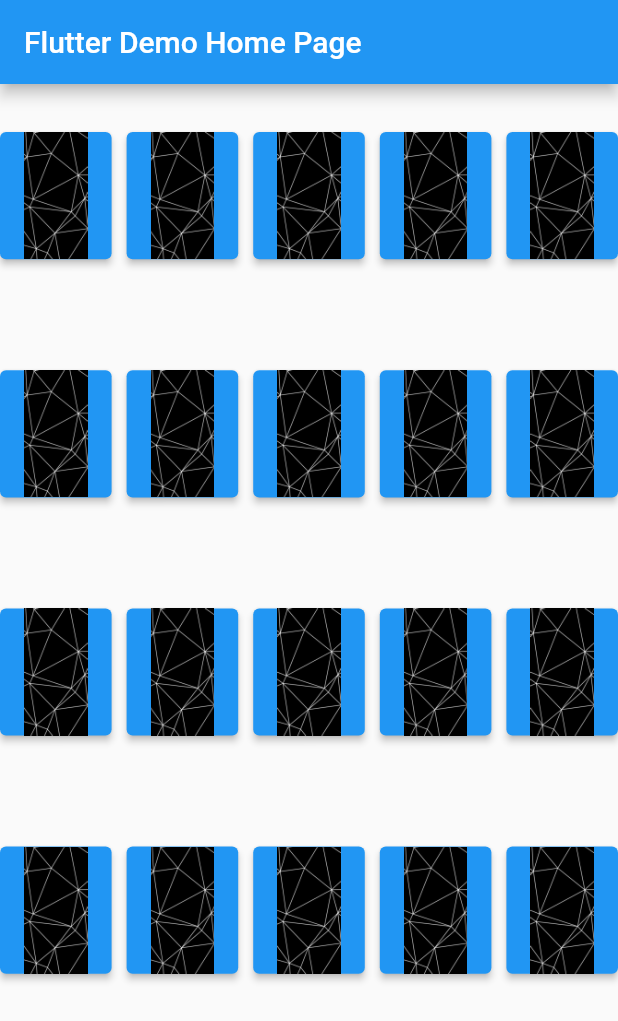
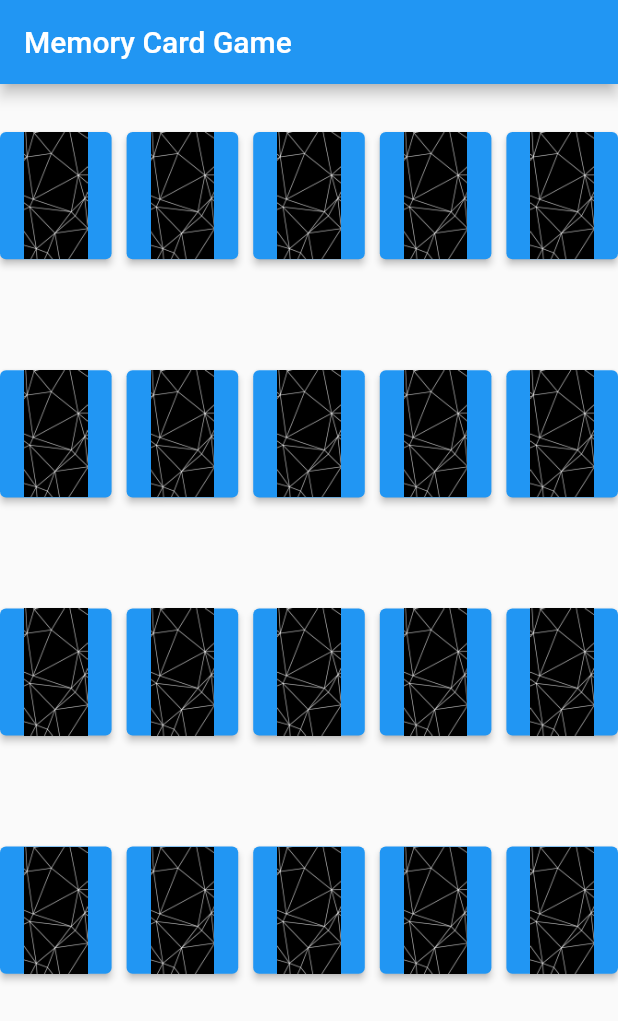
Before and after one commit to rubenabarca/ceiba, a Flutter app: the screen it shows after launch, on a phone screen of 412 x 824 dp. Shown: the top 1021 px of the screen. Run offline on Flutter 3.47's test engine with Material 2 defaults, Android fonts, the phone set to English and light mode, and no system bars; missing offline and left inert: dart:html.

Commit message:
Explanation-April 24

```diff
--- a/lib/main.dart
+++ b/lib/main.dart
@@ -12,7 +12,7 @@ class MyApp extends StatelessWidget {
   @override
   Widget build(BuildContext context) {
     return MaterialApp(
-      title: 'Flutter Demo',
+      title: 'MCG Ruben',
       theme: ThemeData(
         // This is the theme of your application.
         //
@@ -25,7 +25,7 @@ class MyApp extends StatelessWidget {
         // is not restarted.
         primarySwatch: Colors.blue,
       ),
-      home: MyHomePage(title: 'Flutter Demo Home Page'),
+      home: MyHomePage(title: 'Memory Card Game'),
     );
   }
 }
@@ -54,14 +54,15 @@ class MemoryCard {
   bool isSelected = false;
   bool isCompleted = false;
   MemoryCard(this.index, this.targetNumber);
-}
+} //Se estableció el estado de MemoryCard en falso, tanto en isCompleted como en isSelected
 
 class _MyHomePageState extends State<MyHomePage> {
   int cardCount = 20;
   List<int> list1 = List.generate(10, (index) => index);
   List<int> list2 = List.generate(10, (index) => index);
   List<MemoryCard> memoryCardList = List.empty();
-  bool isGameCompleted = false;
+  bool isGameCompleted =
+      false; //Se establecieron dos listas, cada una con números del 1 al 10, y un total de cartas en lista de 20
 
   _MyHomePageState() {
     list1.shuffle();
@@ -71,7 +72,7 @@ class _MyHomePageState extends State<MyHomePage> {
       (index) => MemoryCard(
           index, ((index < 10) ? (list1[index]) : list2[index - 10])),
     );
-  }
+  } //Se generó que la lista establezca los valores a mostrar en la página con la memoryCardList sea Random
 
   @override
   Widget build(BuildContext context) {
@@ -94,6 +95,7 @@ class _MyHomePageState extends State<MyHomePage> {
                     .style
                     .apply(fontSizeFactor: 2.0)
                     .apply(color: Color.fromRGBO(0, 0, 128, 0.75)))
+            //Todo lo referido a la estética del juego
             : GridView.builder(
                 gridDelegate: SliverGridDelegateWithMaxCrossAxisExtent(
                     maxCrossAxisExtent: 79,
@@ -102,6 +104,7 @@ class _MyHomePageState extends State<MyHomePage> {
                     mainAxisSpacing: 10),
                 itemCount: cardCount,
                 itemBuilder: (BuildContext context, index) {
+                  //Todo lo referido al formato del juego
                   var randomNumber =
                       ((index < 10) ? (list1[index]) : list2[index - 10]);
                   return Center(
@@ -118,7 +121,7 @@ class _MyHomePageState extends State<MyHomePage> {
                                       color: Color.fromRGBO(0, 0, 128, 0.75)))
                           : Image(
                               image: AssetImage('assets/images/card-back.png')),
-                    ),
+                    ), //Formato de la memoryCard
                   );
                 }),
       ),
```
